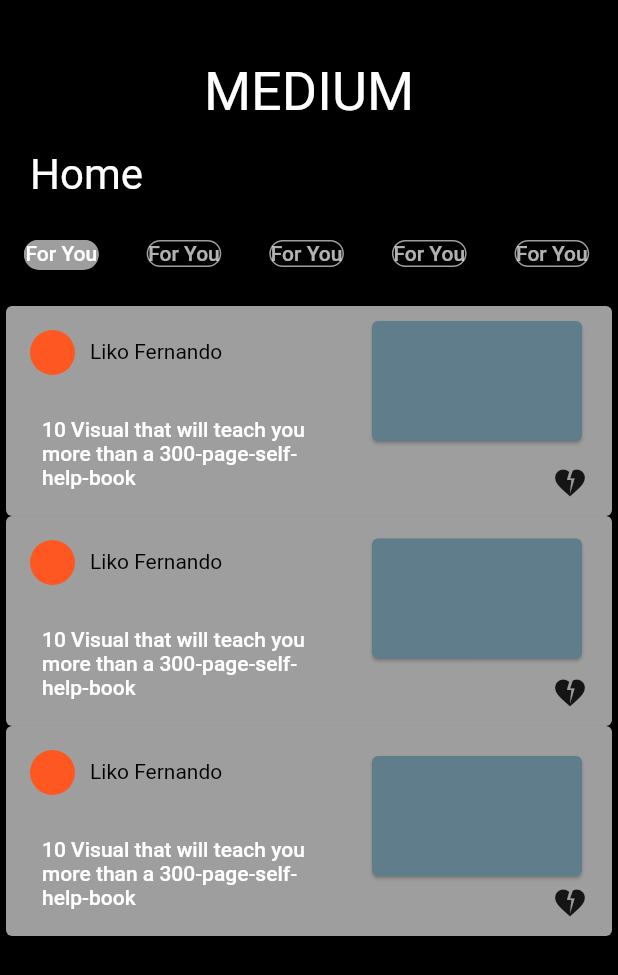
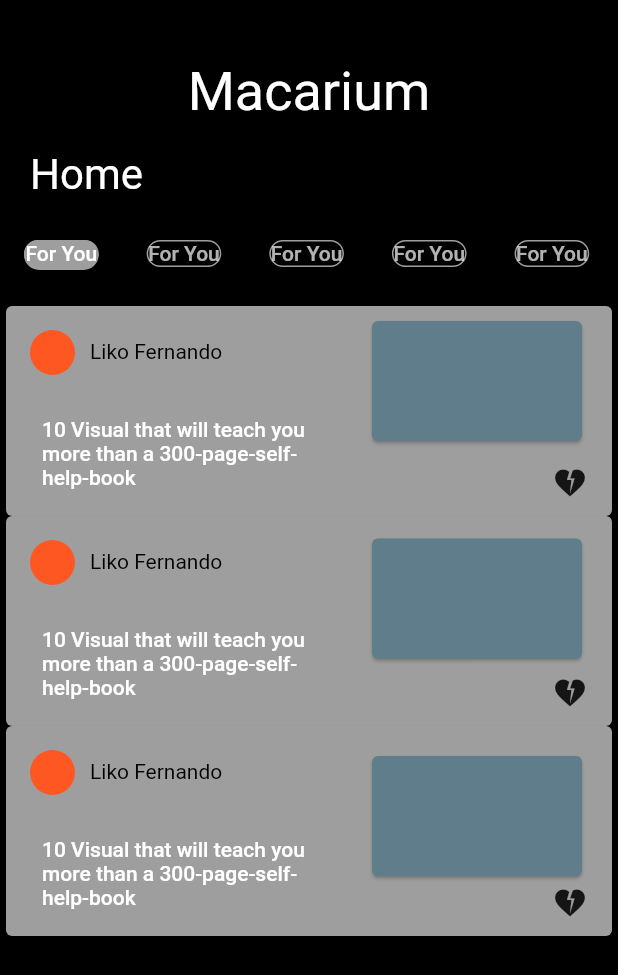
Before and after one commit to LinkedLik/Project-UAS-Majalah, a Flutter app: the TampilanHome screen opened directly, on a phone screen of 412 x 824 dp. Shown: the top 975 px of the screen. Run offline on Flutter 3.47's test engine with Material 2 defaults, Android fonts, the phone set to English and light mode, and no system bars; our stand-ins replace shared_preferences, sqflite; accounts and stored records are empty.

```diff
--- a/lib/Read/Read.dart
+++ b/lib/Read/Read.dart
@@ -16,7 +16,8 @@ class _ReadState extends State<Read> {
   Widget build(BuildContext context) {
     return Scaffold(
       backgroundColor: Colors.black,
-      body: Column(
+      body: SingleChildScrollView(
+        child: Column(
           children: <Widget>[
             Stack(
               fit: StackFit.passthrough,
@@ -153,6 +154,7 @@ class _ReadState extends State<Read> {
             )
           ],
         ),
+      ),
     );
   }
 }
--- a/lib/Read/tampilan_home.dart
+++ b/lib/Read/tampilan_home.dart
@@ -15,7 +15,8 @@ class _TampilanHomeState extends State<TampilanHome> {
   Widget build(BuildContext context) {
     return Scaffold(
       backgroundColor: Colors.black,
-      body: Column(
+      body: SingleChildScrollView(
+        child: Column(
           children: <Widget>[
             Stack(
               fit: StackFit.passthrough,
@@ -24,7 +25,7 @@ class _TampilanHomeState extends State<TampilanHome> {
                   alignment: Alignment.topCenter,
                   margin: EdgeInsets.only(top: 40),
                   child: Text(
-                  "MEDIUM",
+                    "Macarium",
                     style: TextStyle(color: Colors.white, fontSize: 36),
                   ),
                 ),
@@ -303,6 +304,7 @@ class _TampilanHomeState extends State<TampilanHome> {
             )
           ],
         ),
+      ),
     );
   }
 }
--- a/lib/Sign/sign_in.dart
+++ b/lib/Sign/sign_in.dart
@@ -41,7 +41,7 @@ class _SignInState extends State<SignIn> {
               Container(
                 margin: EdgeInsets.only(top: 80),
                 child: Text(
-                  "Medium",
+                  "Macarium",
                   style: TextStyle(color: Colors.white, fontSize: 40),
                 ),
               ),
--- a/lib/Sign/sign_up.dart
+++ b/lib/Sign/sign_up.dart
@@ -45,14 +45,14 @@ class _SignUpState extends State<SignUp> {
               Container(
                 margin: EdgeInsets.only(top: 80),
                 child: Text(
-                  "Medium",
+                  "Macarium",
                   style: TextStyle(color: Colors.white, fontSize: 40),
                 ),
               ),
               Container(
                 margin: EdgeInsets.only(top: 30),
                 child: Text(
-                  "Join Medium",
+                  "Join Macarium",
                   style: TextStyle(color: Colors.white, fontSize: 28),
                 ),
               ),
```
Also changed, not shown: 2 other files. Lines whose indentation alone changed are shown as unchanged.
